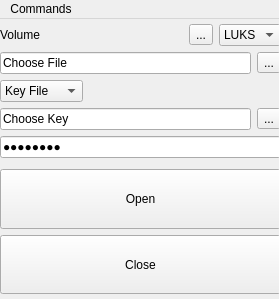
Before: the Qt Designer form lib/qtUI/mainwindow.ui in Fisk24/Safe, drawn with Qt 5.
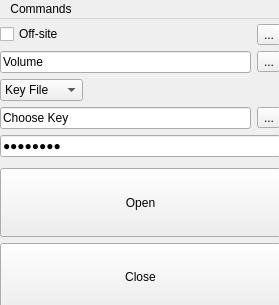
After: the same form once the commit is applied. Icons and pictures are not drawn.

Patch:
```diff
--- a/lib/qtUI/mainwindow.ui
+++ b/lib/qtUI/mainwindow.ui
@@ -10,19 +10,19 @@
     <x>0</x>
     <y>0</y>
     <width>279</width>
-    <height>299</height>
+    <height>305</height>
    </rect>
   </property>
   <property name="minimumSize">
    <size>
     <width>279</width>
-    <height>263</height>
+    <height>305</height>
    </size>
   </property>
   <property name="maximumSize">
    <size>
-    <width>9999</width>
-    <height>9999</height>
+    <width>279</width>
+    <height>305</height>
    </size>
   </property>
   <property name="windowTitle">
@@ -35,7 +35,7 @@
       <x>0</x>
       <y>0</y>
       <width>281</width>
-      <height>281</height>
+      <height>298</height>
      </rect>
     </property>
     <layout class="QGridLayout" name="gridLayout">
@@ -69,12 +69,9 @@
           <number>0</number>
          </property>
          <item>
-          <widget class="QLabel" name="label">
+          <widget class="QCheckBox" name="offSiteCheckBox">
            <property name="text">
-            <string>Volume</string>
-           </property>
-           <property name="alignment">
-            <set>Qt::AlignLeading|Qt::AlignLeft|Qt::AlignVCenter</set>
+            <string>Off-site</string>
            </property>
           </widget>
          </item>
@@ -89,26 +86,6 @@
            </property>
           </widget>
          </item>
-         <item>
-          <widget class="QComboBox" name="volumeTypeComboBox">
-           <property name="sizePolicy">
-            <sizepolicy hsizetype="Maximum" vsizetype="Fixed">
-             <horstretch>0</horstretch>
-             <verstretch>0</verstretch>
-            </sizepolicy>
-           </property>
-           <item>
-            <property name="text">
-             <string>LUKS</string>
-            </property>
-           </item>
-           <item>
-            <property name="text">
-             <string>DM-C</string>
-            </property>
-           </item>
-          </widget>
-         </item>
         </layout>
        </item>
        <item>
@@ -116,7 +93,7 @@
          <item>
           <widget class="QLineEdit" name="volumeLineEdit">
            <property name="text">
-            <string>Choose File</string>
+            <string>Volume</string>
            </property>
           </widget>
          </item>
@@ -174,6 +151,11 @@
         </layout>
        </item>
        <item>
+        <layout class="QHBoxLayout" name="horizontalLayout">
+         <property name="topMargin">
+          <number>0</number>
+         </property>
+         <item>
         <widget class="QLineEdit" name="passwordLineEdit">
          <property name="text">
           <string>Password</string>
@@ -185,6 +167,8 @@
        </item>
       </layout>
      </item>
+      </layout>
+     </item>
      <item row="2" column="0">
       <widget class="QPushButton" name="openButton">
        <property name="sizePolicy">
@@ -207,7 +191,7 @@
      <x>0</x>
      <y>0</y>
      <width>279</width>
-     <height>27</height>
+     <height>28</height>
     </rect>
    </property>
    <widget class="QMenu" name="menuHidden">
```
Left out of the diff: 2 changed lines with no effect on the pictures. Lines whose indentation alone changed are shown as unchanged.
